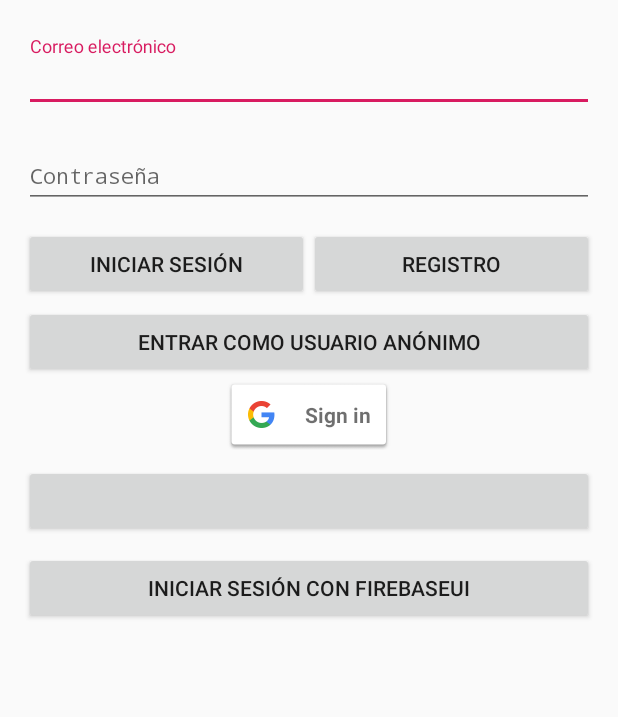
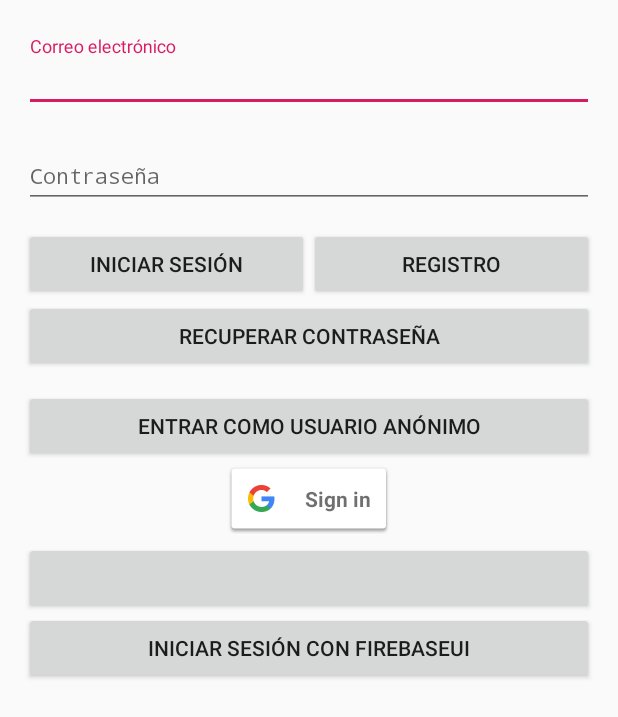
Before and after one commit to CristianBM91/Robot-domotico, an Android app: the screen it shows after launch (CustomLoginActivity), on a phone screen of 412 x 824 dp. Shown: the top 717 px of the screen. Run offline under Robolectric (Android 15) with nearby library versions, the phone set to English and light mode, and no system bars; our stand-ins replace Firebase (no records; nobody signed in at launch, a user with empty details on screens opened directly); libraries missing offline, so code that uses them is left out: com.facebook, com.facebook.login; plain views replace LoginButton; 5 statements that could not run were skipped.

Commit message:
Recuperación de contraseña agregada.

```diff
--- a/app/src/main/res/layout/activity_custom_login.xml
+++ b/app/src/main/res/layout/activity_custom_login.xml
@@ -78,6 +78,7 @@
             android:text="Entrar como usuario anónimo"
             app:layout_constraintBottom_toTopOf="@+id/sign_in_button"
             app:layout_constraintEnd_toEndOf="parent"
+            app:layout_constraintHorizontal_bias="0.0"
             app:layout_constraintStart_toStartOf="parent"
             app:layout_constraintTop_toBottomOf="@+id/registro"
             app:layout_constraintVertical_bias="1.0" />
@@ -86,7 +87,7 @@
             android:id="@+id/sign_in_button"
             android:layout_width="wrap_content"
             android:layout_height="wrap_content"
-            android:layout_marginTop="52dp"
+            android:layout_marginTop="108dp"
             android:onClick="autentificarGoogle"
             app:layout_constraintEnd_toEndOf="parent"
             app:layout_constraintStart_toStartOf="parent"
@@ -99,18 +100,18 @@
             android:layout_marginTop="8dp"
             app:layout_constraintBottom_toTopOf="@+id/firebase_ui"
             app:layout_constraintEnd_toEndOf="parent"
-            app:layout_constraintHorizontal_bias="0.0"
+            app:layout_constraintHorizontal_bias="1.0"
             app:layout_constraintLeft_toLeftOf="parent"
             app:layout_constraintRight_toRightOf="parent"
             app:layout_constraintStart_toStartOf="parent"
             app:layout_constraintTop_toBottomOf="@+id/sign_in_button"
-            app:layout_constraintVertical_bias="0.09" />
+            app:layout_constraintVertical_bias="0.742" />
 
         <Button
             android:id="@+id/firebase_ui"
             android:layout_width="match_parent"
             android:layout_height="wrap_content"
-            android:layout_marginTop="168dp"
+            android:layout_marginTop="208dp"
             android:onClick="firebaseUI"
             android:text="Iniciar sesión con FirebaseUI"
             app:layout_constraintHorizontal_bias="1.0"
@@ -119,6 +120,16 @@
             app:layout_constraintStart_toStartOf="parent"
             app:layout_constraintTop_toBottomOf="@+id/inicio_sesión" />
 
+        <Button
+            android:id="@+id/button2"
+            android:layout_width="0dp"
+            android:layout_height="wrap_content"
+            android:onClick="reestablecerContraseña"
+            android:text="Recuperar Contraseña"
+            app:layout_constraintEnd_toEndOf="parent"
+            app:layout_constraintStart_toStartOf="parent"
+            app:layout_constraintTop_toBottomOf="@+id/inicio_sesión" />
+
 
     </androidx.constraintlayout.widget.ConstraintLayout>
 </ScrollView>
```
Also changed, not shown: app/src/main/java/com/example/robotdomtico/CustomLoginActivity.java (+23 -0 lines).
